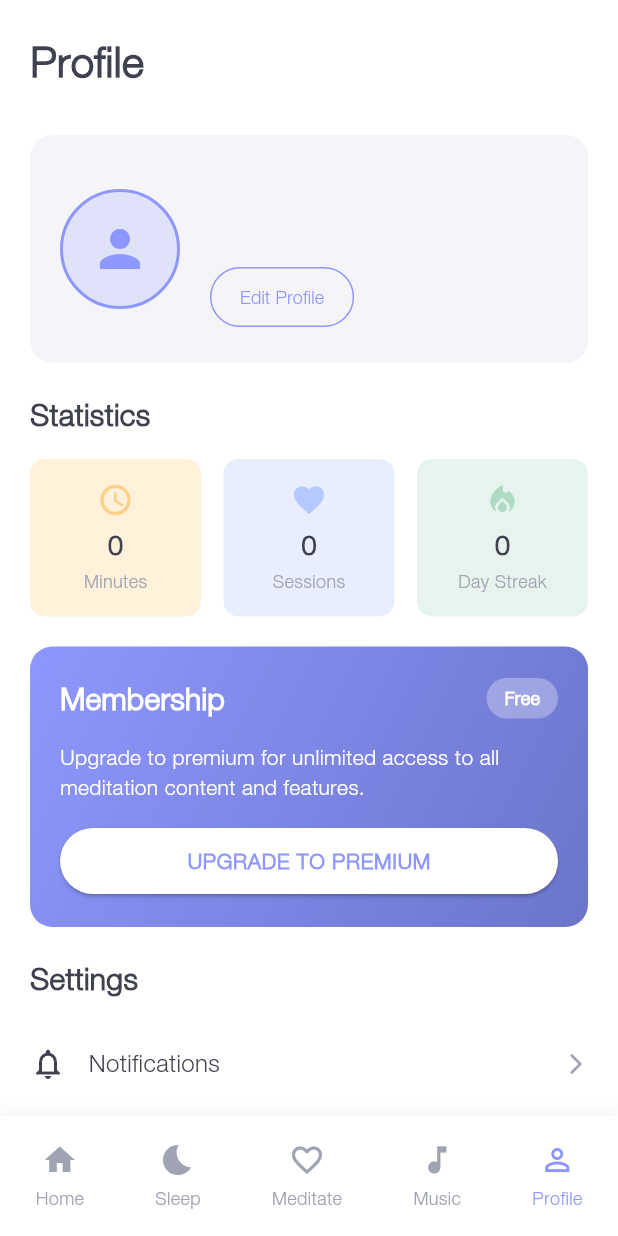
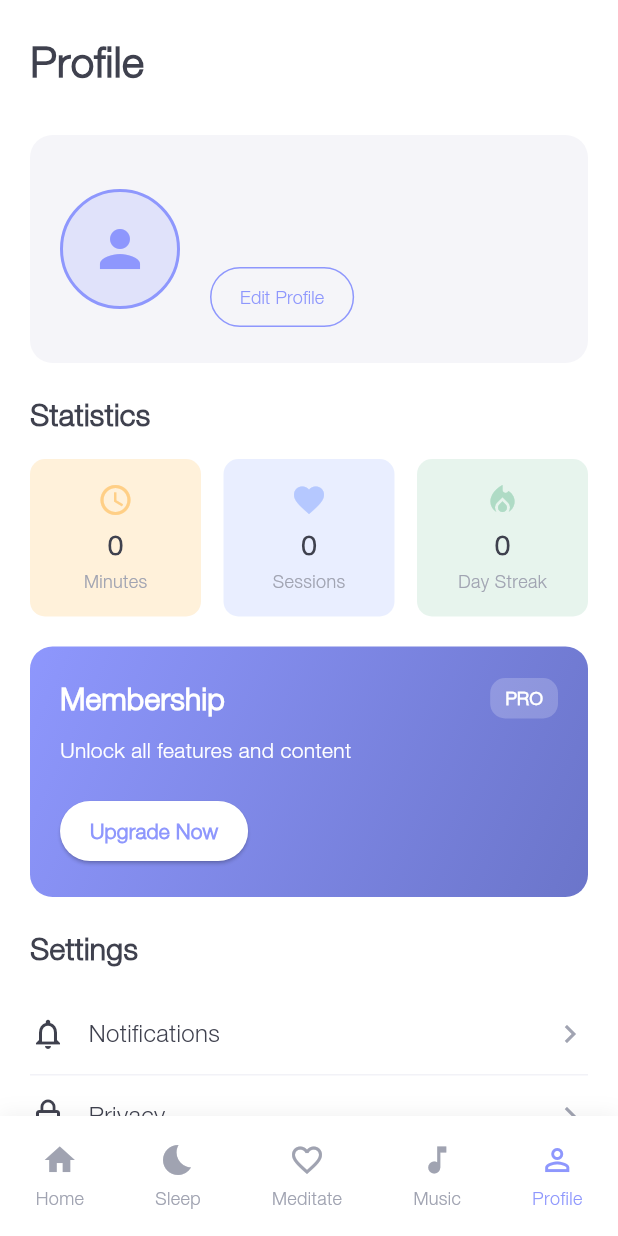
Before and after one commit to B11007011/meditation_app, a Flutter app: the ProfileScreen screen opened directly, on a phone screen of 412 x 824 dp. Run offline on Flutter 3.47's test engine with Material 3 defaults, Android fonts, the light colour scheme and no system bars; our stand-ins replace flutter_svg; accounts and stored records are empty.

Commit message:
Enhance UserProfile model with validation, serialization methods, and utility functions. Update edit profile screen to utilize new UserProfile constructor. Refactor profile screen UI for improved layout and functionality, including premium status display and navigation enhancements.

```diff
--- a/meditation_app/lib/features/profile/domain/models/user_profile.dart
+++ b/meditation_app/lib/features/profile/domain/models/user_profile.dart
@@ -1,13 +1,36 @@
+/// Represents a user's profile and meditation statistics.
+///
+/// This immutable class provides methods to safely modify and serialize user data.
 class UserProfile {
+  /// The user's full name.
   final String name;
+
+  /// The user's email address.
   final String email;
+
+  /// URL to the user's profile photo, if available.
   final String? photoUrl;
+
+  /// Total minutes the user has meditated.
   final int meditationMinutes;
+
+  /// Number of meditation sessions completed.
   final int sessionsCompleted;
+
+  /// Longest streak of consecutive meditation days.
   final int longestStreak;
+
+  /// Current streak of consecutive meditation days.
   final int currentStreak;
+
+  /// Whether the user has a premium subscription.
   final bool isPremium;
 
+  /// Creates a [UserProfile] instance with required user information.
+  ///
+  /// Validates input parameters to ensure:
+  /// - [name] and [email] are non-empty
+  /// - All numerical values are non-negative
   UserProfile({
     required this.name,
     required this.email,
@@ -17,9 +40,14 @@
     this.longestStreak = 0,
     this.currentStreak = 0,
     this.isPremium = false,
-  });
+  }) : assert(name.isNotEmpty, 'Name cannot be empty'),
+       assert(email.isNotEmpty, 'Email cannot be empty'),
+       assert(meditationMinutes >= 0, 'Meditation minutes cannot be negative'),
+       assert(sessionsCompleted >= 0, 'Sessions completed cannot be negative'),
+       assert(longestStreak >= 0, 'Longest streak cannot be negative'),
+       assert(currentStreak >= 0, 'Current streak cannot be negative');
 
-  // Create a copy with updated values
+  /// Creates a copy of this profile with updated values.
   UserProfile copyWith({
     String? name,
     String? email,
@@ -42,26 +70,30 @@
     );
   }
 
-  // Create from a map (for storage/backend)
+  /// Creates a [UserProfile] from JSON data.
+  ///
+  /// Handles type conversion safely with default values for missing/invalid data.
   factory UserProfile.fromMap(Map<String, dynamic> map) {
     return UserProfile(
-      name: map['name'] as String,
-      email: map['email'] as String,
-      photoUrl: map['photoUrl'] as String?,
-      meditationMinutes: map['meditationMinutes'] as int? ?? 0,
-      sessionsCompleted: map['sessionsCompleted'] as int? ?? 0,
-      longestStreak: map['longestStreak'] as int? ?? 0,
-      currentStreak: map['currentStreak'] as int? ?? 0,
-      isPremium: map['isPremium'] as bool? ?? false,
+      name: _parseString(map['name']),
+      email: _parseString(map['email']),
+      photoUrl: _parseNullableString(map['photoUrl']),
+      meditationMinutes: _parseInt(map['meditationMinutes']),
+      sessionsCompleted: _parseInt(map['sessionsCompleted']),
+      longestStreak: _parseInt(map['longestStreak']),
+      currentStreak: _parseInt(map['currentStreak']),
+      isPremium: _parseBool(map['isPremium']),
     );
   }
 
-  // Convert to a map (for storage/backend)
+  /// Converts this profile to JSON format.
+  ///
+  /// Omits null values and prepares for storage/transmission.
   Map<String, dynamic> toMap() {
     return {
       'name': name,
       'email': email,
-      'photoUrl': photoUrl,
+      if (photoUrl != null) 'photoUrl': photoUrl,
       'meditationMinutes': meditationMinutes,
       'sessionsCompleted': sessionsCompleted,
       'longestStreak': longestStreak,
@@ -69,4 +101,54 @@
       'isPremium': isPremium,
     };
   }
+
+  /// Increments the sessions counter by 1
+  UserProfile incrementSessions() {
+    return copyWith(sessionsCompleted: sessionsCompleted + 1);
+  }
+
+  /// Adds meditation minutes to the total
+  UserProfile addMeditationTime(int minutes) {
+    assert(minutes >= 0, 'Cannot add negative minutes');
+    return copyWith(meditationMinutes: meditationMinutes + minutes);
+  }
+
+  @override
+  bool operator ==(Object other) =>
+      identical(this, other) ||
+      other is UserProfile &&
+          runtimeType == other.runtimeType &&
+          name == other.name &&
+          email == other.email &&
+          photoUrl == other.photoUrl &&
+          meditationMinutes == other.meditationMinutes &&
+          sessionsCompleted == other.sessionsCompleted &&
+          longestStreak == other.longestStreak &&
+          currentStreak == other.currentStreak &&
+          isPremium == other.isPremium;
+
+  @override
+  int get hashCode =>
+      name.hashCode ^
+      email.hashCode ^
+      photoUrl.hashCode ^
+      meditationMinutes.hashCode ^
+      sessionsCompleted.hashCode ^
+      longestStreak.hashCode ^
+      currentStreak.hashCode ^
+      isPremium.hashCode;
+
+  // Safe parsing helpers
+  static String _parseString(dynamic value) {
+    if (value == null) return '';
+    return value.toString();
+  }
+
+  static String? _parseNullableString(dynamic value) {
+    return value?.toString();
+  }
+
+  static int _parseInt(dynamic value) => (value is num ? value : 0).toInt();
+
+  static bool _parseBool(dynamic value) => value is bool ? value : false;
 }
--- a/meditation_app/lib/features/profile/presentation/screens/edit_profile_screen.dart
+++ b/meditation_app/lib/features/profile/presentation/screens/edit_profile_screen.dart
@@ -41,9 +41,10 @@
 
       // Update the profile
       final profileProvider = Provider.of<ProfileProvider>(context, listen: false);
-      final updatedProfile = profileProvider.userProfile.copyWith(
+      final updatedProfile = UserProfile(
         name: _nameController.text,
         email: _emailController.text,
+        isPremium: profileProvider.userProfile.isPremium,
       );
 
       // Simulate network delay
--- a/meditation_app/lib/features/profile/presentation/screens/profile_screen.dart
+++ b/meditation_app/lib/features/profile/presentation/screens/profile_screen.dart
@@ -19,8 +19,6 @@
 class _ProfileScreenState extends State<ProfileScreen> {
   @override
   Widget build(BuildContext context) {
-    // For demo purposes, we'll wrap the screen in a provider
-    // In a real app, you would have this at the app level
     return ChangeNotifierProvider(
       create: (_) => ProfileProvider(),
       child: Scaffold(
@@ -75,7 +73,6 @@
       ),
       child: Row(
         children: [
-          // Profile image
           Container(
             width: 80,
             height: 80,
@@ -275,63 +272,52 @@
                 ),
               ),
               Container(
-                padding: const EdgeInsets.symmetric(horizontal: 12, vertical: 5),
+                padding: const EdgeInsets.symmetric(horizontal: 10, vertical: 5),
                 decoration: BoxDecoration(
-                  color: profile.isPremium
-                      ? const Color(0xFFFFDB9D)
-                      : Colors.white.withOpacity(0.3),
-                  borderRadius: BorderRadius.circular(20),
+                  color: Colors.white.withOpacity(0.2),
+                  borderRadius: BorderRadius.circular(10),
                 ),
-                child: Text(
-                  profile.isPremium ? 'Premium' : 'Free',
+                child: const Text(
+                  'PRO',
                   style: TextStyle(
                     fontFamily: 'HelveticaNeue',
                     fontSize: 12,
                     fontWeight: FontWeight.w700,
-                    color: profile.isPremium
-                        ? const Color(0xFF3F414E)
-                        : Colors.white,
+                    color: Colors.white,
                   ),
                 ),
               ),
             ],
           ),
-          const SizedBox(height: 15),
-          Text(
-            profile.isPremium
-                ? 'You have unlimited access to all meditation content and features.'
-                : 'Upgrade to premium for unlimited access to all meditation content and features.',
-            style: const TextStyle(
+          const SizedBox(height: 10),
+          const Text(
+            'Unlock all features and content',
+            style: TextStyle(
               fontFamily: 'HelveticaNeue',
               fontSize: 14,
               color: Colors.white,
             ),
           ),
-          const SizedBox(height: 15),
-          if (!profile.isPremium)
-            SizedBox(
-              width: double.infinity,
-              child: ElevatedButton(
+          const SizedBox(height: 20),
+          ElevatedButton(
             onPressed: () {
-                  // Handle premium upgrade
-                  Provider.of<ProfileProvider>(context, listen: false).togglePremium();
+              // TODO: Implement membership upgrade
             },
             style: ElevatedButton.styleFrom(
+              foregroundColor: const Color(0xFF8E97FD),
               backgroundColor: Colors.white,
               shape: RoundedRectangleBorder(
                 borderRadius: BorderRadius.circular(25),
               ),
-                  padding: const EdgeInsets.symmetric(vertical: 12),
+              padding: const EdgeInsets.symmetric(horizontal: 20, vertical: 10),
             ),
             child: const Text(
-                  'UPGRADE TO PREMIUM',
+              'Upgrade Now',
               style: TextStyle(
                 fontFamily: 'HelveticaNeue',
                 fontSize: 14,
                 fontWeight: FontWeight.w700,
-                    color: AppColors.primary,
-                    letterSpacing: 0.5,
-                  ),
+                color: Color(0xFF8E97FD),
               ),
             ),
           ),
@@ -356,75 +342,84 @@
             ),
           ),
           const SizedBox(height: 15),
-          _buildSettingItem(
-            icon: Icons.notifications_none,
+          _buildSettingsItem(
+            icon: Icons.notifications_outlined,
             title: 'Notifications',
-            onTap: () {},
+            onTap: () {
+              // TODO: Implement notifications settings
+            },
           ),
-          _buildSettingItem(
-            icon: Icons.music_note_outlined,
-            title: 'Sound',
-            onTap: () {},
+          _buildSettingsItem(
+            icon: Icons.lock_outline,
+            title: 'Privacy',
+            onTap: () {
+              // TODO: Implement privacy settings
+            },
           ),
-          _buildSettingItem(
-            icon: Icons.security_outlined,
-            title: 'Privacy',
-            onTap: () {},
-          ),
-          _buildSettingItem(
+          _buildSettingsItem(
             icon: Icons.help_outline,
             title: 'Help & Support',
-            onTap: () {},
+            onTap: () {
+              // TODO: Implement help & support
+            },
           ),
-          _buildSettingItem(
+          _buildSettingsItem(
+            icon: Icons.info_outline,
+            title: 'About',
+            onTap: () {
+              // TODO: Implement about
+            },
+          ),
+          _buildSettingsItem(
             icon: Icons.logout,
-            title: 'Sign Out',
-            isDestructive: true,
-            onTap: () {},
+            title: 'Logout',
+            onTap: () {
+              // TODO: Implement logout
+            },
           ),
-          const SizedBox(height: 30),
         ],
       ),
     );
   }
 
-  Widget _buildSettingItem({
+  Widget _buildSettingsItem({
     required IconData icon,
     required String title,
-    bool isDestructive = false,
     required VoidCallback onTap,
   }) {
-    return InkWell(
+    return GestureDetector(
       onTap: onTap,
-      child: Padding(
+      child: Container(
         padding: const EdgeInsets.symmetric(vertical: 15),
+        decoration: const BoxDecoration(
+          border: Border(
+            bottom: BorderSide(
+              color: Color(0xFFF2F2F7),
+              width: 1,
+            ),
+          ),
+        ),
         child: Row(
           children: [
             Icon(
               icon,
+              color: const Color(0xFF3F414E),
               size: 24,
-              color: isDestructive
-                  ? const Color(0xFFFF5E7A)
-                  : const Color(0xFF3F414E),
             ),
             const SizedBox(width: 15),
             Text(
               title,
-              style: TextStyle(
+              style: const TextStyle(
                 fontFamily: 'HelveticaNeue',
                 fontSize: 16,
-                fontWeight: FontWeight.w500,
-                color: isDestructive
-                    ? const Color(0xFFFF5E7A)
-                    : const Color(0xFF3F414E),
+                color: Color(0xFF3F414E),
               ),
             ),
             const Spacer(),
-            if (!isDestructive)
             const Icon(
-                Icons.arrow_forward_ios,
-                size: 16,
+              Icons.chevron_right,
               color: Color(0xFFA1A4B2),
+              size: 24,
             ),
           ],
         ),
@@ -449,25 +444,25 @@
         mainAxisAlignment: MainAxisAlignment.spaceAround,
         children: [
           _buildNavItem(Icons.home, 'Home', false, onTap: () {
-            Navigator.push(
+            Navigator.pushReplacement(
               context,
               MaterialPageRoute(builder: (context) => const HomeScreen()),
             );
           }),
           _buildNavItem(Icons.bedtime, 'Sleep', false, onTap: () {
-            Navigator.push(
+            Navigator.pushReplacement(
               context,
               MaterialPageRoute(builder: (context) => const SleepScreen()),
             );
           }),
           _buildNavItem(Icons.favorite_border, 'Meditate', false, onTap: () {
-            Navigator.push(
+            Navigator.pushReplacement(
               context,
               MaterialPageRoute(builder: (context) => const MeditateScreen()),
             );
           }),
           _buildNavItem(Icons.music_note, 'Music', false, onTap: () {
-            Navigator.push(
+            Navigator.pushReplacement(
               context,
               MaterialPageRoute(builder: (context) => const MusicScreen()),
             );
```
Lines whose indentation alone changed are shown as unchanged.
